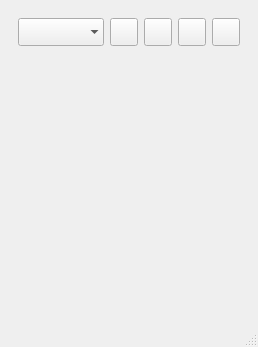
Qt form GUI/OWController/mainwindow.ui (igorf7/OWController) before a commit.
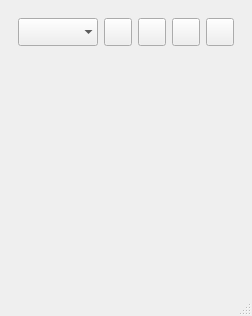
The same form after that commit. Icons and pictures are not drawn.

```diff
--- a/GUI/OWController/mainwindow.ui
+++ b/GUI/OWController/mainwindow.ui
@@ -9,8 +9,8 @@
    <rect>
     <x>0</x>
     <y>0</y>
-    <width>258</width>
-    <height>347</height>
+    <width>252</width>
+    <height>316</height>
    </rect>
   </property>
   <property name="windowTitle">
@@ -183,7 +183,7 @@
        <enum>QFrame::Plain</enum>
       </property>
       <property name="verticalScrollBarPolicy">
-       <enum>Qt::ScrollBarAsNeeded</enum>
+       <enum>Qt::ScrollBarAlwaysOff</enum>
       </property>
       <property name="horizontalScrollBarPolicy">
        <enum>Qt::ScrollBarAlwaysOff</enum>
@@ -196,8 +196,8 @@
         <rect>
          <x>0</x>
          <y>0</y>
-         <width>240</width>
-         <height>234</height>
+         <width>234</width>
+         <height>203</height>
         </rect>
        </property>
       </widget>
```
Left out of the diff: 2 changed lines with no effect on the pictures.
